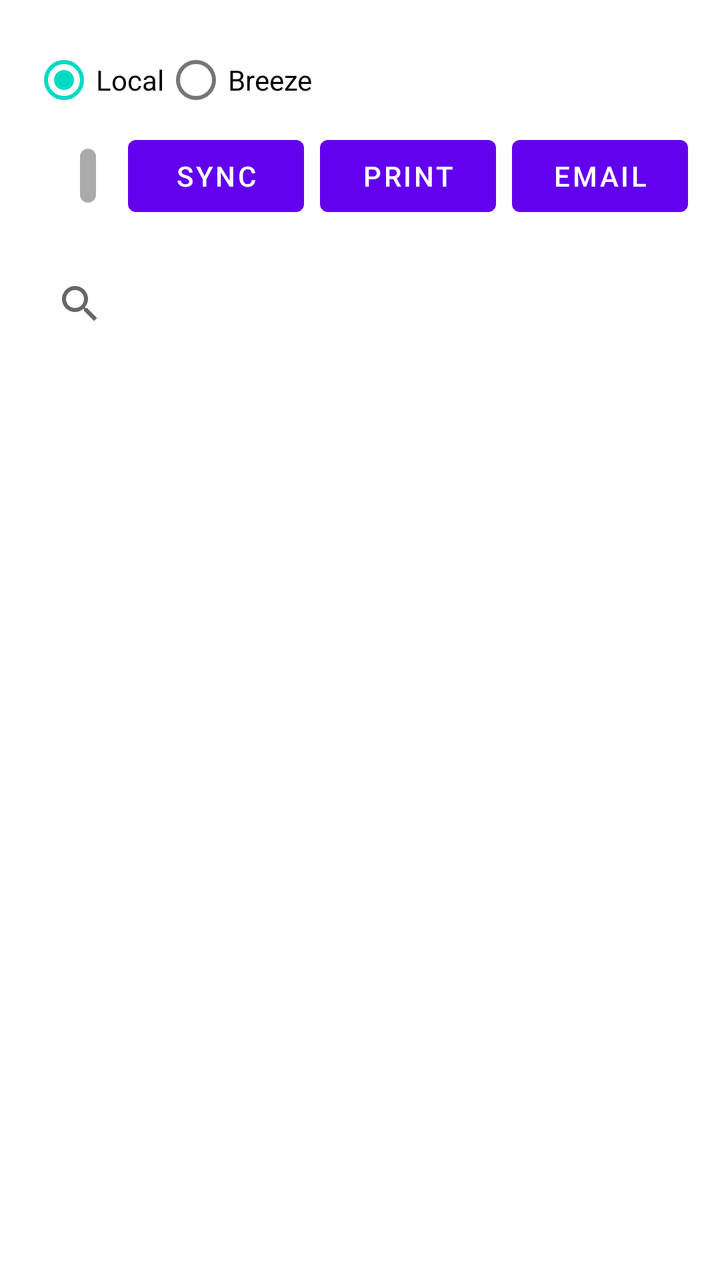
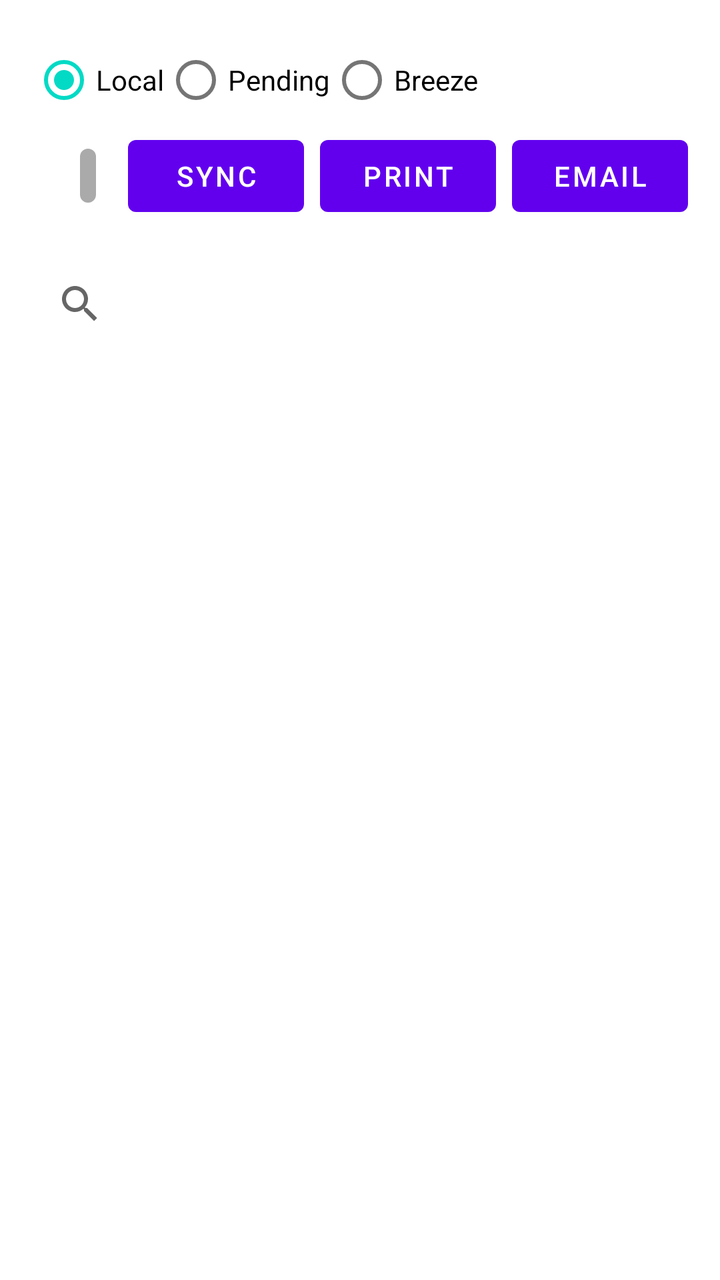

Compare the two renders of this Android layout. The source of the first and the diff that turns it into the second are given below.
<!-- AndroidManifest.xml: application theme Theme.ExpressCheckin -->
<!-- res/layout/fragment_attendance.xml -->
<?xml version="1.0" encoding="utf-8"?>
<LinearLayout xmlns:android="http://schemas.android.com/apk/res/android"
    android:layout_width="match_parent"
    android:layout_height="match_parent"
    android:orientation="vertical"
    android:padding="16dp">

    <RadioGroup
        android:id="@+id/sourceRadioGroup"
        android:layout_width="match_parent"
        android:layout_height="wrap_content"
        android:orientation="horizontal">

        <RadioButton
            android:id="@+id/localRadioButton"
            android:layout_width="wrap_content"
            android:layout_height="wrap_content"
            android:text="Local"
            android:checked="true" />

        <RadioButton
            android:id="@+id/breezeRadioButton"
            android:layout_width="wrap_content"
            android:layout_height="wrap_content"
            android:text="Breeze" />
    </RadioGroup>


    <LinearLayout
        android:layout_width="match_parent"
        android:layout_height="wrap_content"
        android:orientation="horizontal"
        android:gravity="end"
        android:paddingBottom="16dp">

        <TextView
            android:id="@+id/attendeesBadge"
            android:layout_width="wrap_content"
            android:layout_height="wrap_content"
            android:background="@drawable/badge_background"
            android:padding="4dp"
            android:textColor="@android:color/white"
            android:textSize="14sp"
            android:textStyle="bold"
            android:layout_marginEnd="16dp"/>

        <Button
            android:id="@+id/syncButton"
            android:layout_width="wrap_content"
            android:layout_height="wrap_content"
            android:text="Sync"
            android:layout_marginEnd="8dp"/>

        <Button
            android:id="@+id/printButton"
            android:layout_width="wrap_content"
            android:layout_height="wrap_content"
            android:text="Print"
            android:layout_marginEnd="8dp"/>

        <Button
            android:id="@+id/emailButton"
            android:layout_width="wrap_content"
            android:layout_height="wrap_content"
            android:text="Email"/>
    </LinearLayout>

    <SearchView
        android:id="@+id/searchView"
        android:layout_width="match_parent"
        android:layout_height="wrap_content"
        android:queryHint="Search persons" />

    <androidx.recyclerview.widget.RecyclerView
        android:id="@+id/recyclerView"
        android:layout_width="match_parent"
        android:layout_height="match_parent"
        android:layout_marginTop="8dp" />
</LinearLayout>
<!-- resources referenced by this layout -->
<resources>
  <!-- drawable badge_background (drawable) -->
  <shape xmlns:android="http://schemas.android.com/apk/res/android">
      <solid android:color="@android:color/darker_gray"/>
      <corners android:radius="8dp"/>
  </shape>
  <style name="Theme.ExpressCheckin" parent="Theme.MaterialComponents.DayNight.DarkActionBar">
          
          <item name="colorPrimary">@color/purple_500</item>
          <item name="colorPrimaryVariant">@color/purple_700</item>
          <item name="colorOnPrimary">@color/white</item>
          
          <item name="colorSecondary">@color/teal_200</item>
          <item name="colorSecondaryVariant">@color/teal_700</item>
          <item name="colorOnSecondary">@color/black</item>
          
          <item name="android:statusBarColor">?attr/colorPrimaryVariant</item>
          
      </style>
  <color name="purple_500">#FF6200EE</color>
  <color name="purple_700">#FF3700B3</color>
  <color name="white">#FFFFFFFF</color>
  <color name="teal_200">#FF03DAC5</color>
  <color name="teal_700">#FF018786</color>
  <color name="black">#FF000000</color>
</resources>

<!-- the commit's change to res/layout/fragment_attendance.xml (unified diff, before → after) -->
@@ -17,6 +17,12 @@
             android:layout_height="wrap_content"
             android:text="Local"
             android:checked="true" />
+
+        <RadioButton
+            android:id="@+id/pendingRadioButton"
+            android:layout_width="wrap_content"
+            android:layout_height="wrap_content"
+            android:text="Pending" />
 
         <RadioButton
             android:id="@+id/breezeRadioButton"
